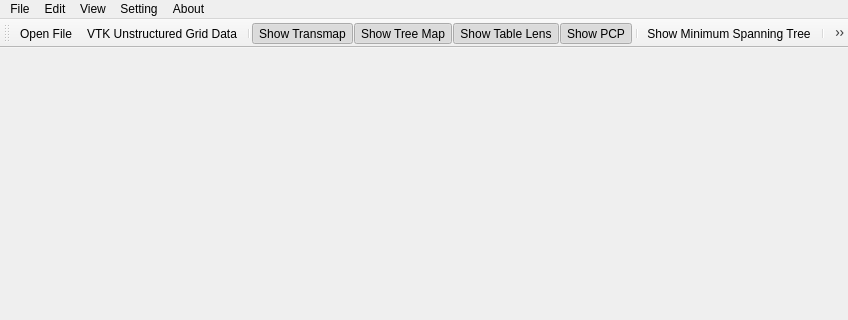
Edgar324/ScatterPointGlyph, file ScatterPointGlyph/scatter_point_glyph.ui: the form before one commit; both pictures show x 0 to 848 and y 0 to 320 of the 848 by 620 pixel window.
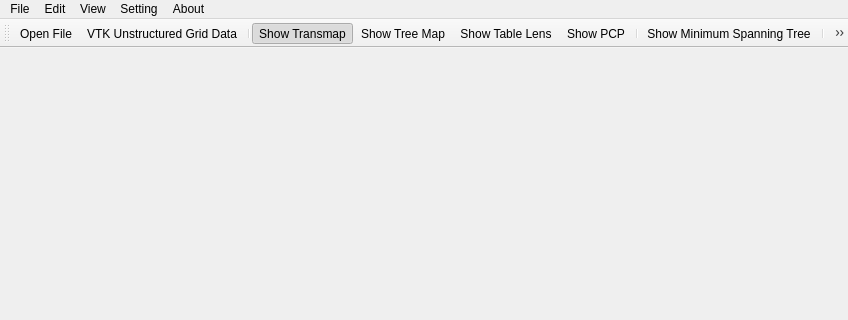
The form after the commit. Icons and pictures are not drawn.

What changed in the file:
```diff
--- a/ScatterPointGlyph/scatter_point_glyph.ui
+++ b/ScatterPointGlyph/scatter_point_glyph.ui
@@ -359,7 +359,7 @@
     <bool>true</bool>
    </property>
    <property name="checked">
-    <bool>true</bool>
+    <bool>false</bool>
    </property>
    <property name="icon">
     <iconset resource="scatter_point_glyph.qrc">
@@ -374,7 +374,7 @@
     <bool>true</bool>
    </property>
    <property name="checked">
-    <bool>true</bool>
+    <bool>false</bool>
    </property>
    <property name="icon">
     <iconset resource="scatter_point_glyph.qrc">
@@ -389,7 +389,7 @@
     <bool>true</bool>
    </property>
    <property name="checked">
-    <bool>true</bool>
+    <bool>false</bool>
    </property>
    <property name="icon">
     <iconset resource="scatter_point_glyph.qrc">
```
